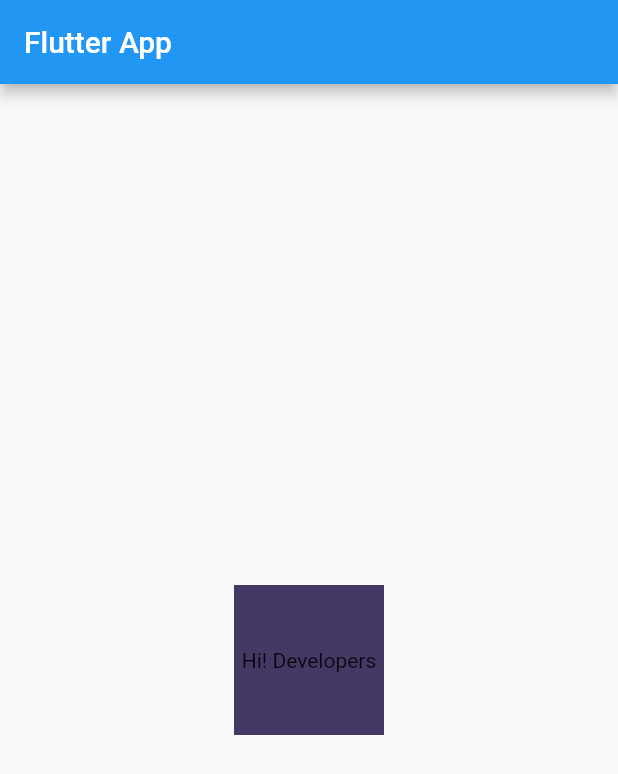
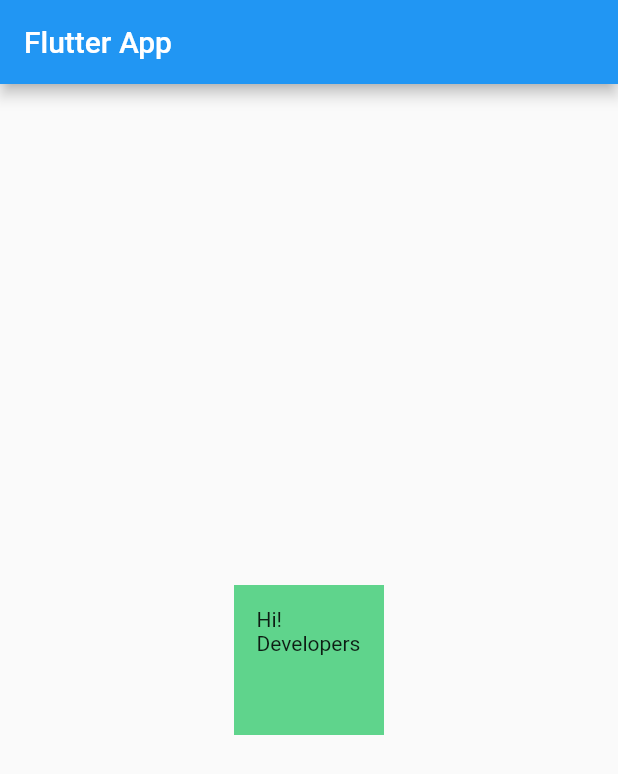
Before and after one commit to xiakshay/Flutter_Learning, a Flutter app: the screen it shows after launch, on a phone screen of 412 x 824 dp. Shown: the top 774 px of the screen. Run offline on Flutter 3.47's test engine with Material 2 defaults, Android fonts, the phone set to English and light mode, and no system bars.

Commit message:
margin and padding

```diff
--- a/lib/main.dart
+++ b/lib/main.dart
@@ -15,10 +15,12 @@ class HomePage extends StatelessWidget {
       ),
       body: Center(
         child: Container(
-          child: Center(child: Text("Hi! Developers")),
-          color: Color.fromARGB(255, 68, 56, 101),
+          padding: const EdgeInsets.all(15),
+          margin: const EdgeInsets.all(5),
+          color: Color.fromARGB(255, 95, 212, 140),
           height: 100,
           width: 100,
+          child: Text("Hi! Developers"),
         ),
       ),
     );
```
